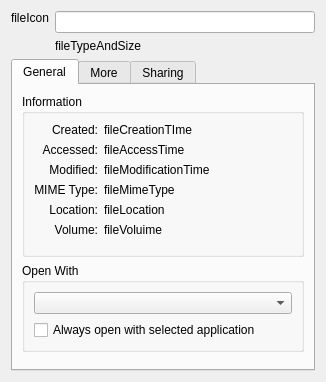
The window that src/infodialog.ui (hawaii-desktop/swordfish) describes before a commit, drawn with Qt 5.
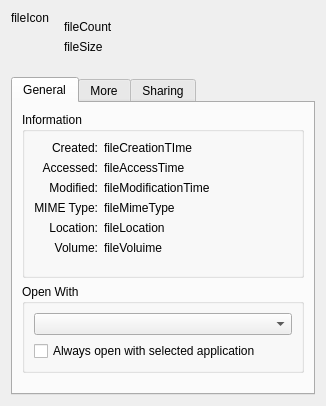
The same window after the commit. The open tabs and pages were chosen to show the change.

Commit message:
Add stacked widget for single file or multiple files mode
When the information dialog is requested for a single file it will be
possible to change the name, when information for multiple files is
requested read-only information are shown.

The edit to the form file:
```diff
--- a/src/infodialog.ui
+++ b/src/infodialog.ui
@@ -7,7 +7,7 @@
     <x>0</x>
     <y>0</y>
     <width>326</width>
-    <height>382</height>
+    <height>406</height>
    </rect>
   </property>
   <property name="windowTitle">
@@ -29,16 +29,77 @@
      <item>
       <layout class="QVBoxLayout" name="verticalLayout">
        <item>
-        <widget class="QLineEdit" name="fileName"/>
-       </item>
-       <item>
-        <widget class="QLabel" name="fileTypeAndSize">
-         <property name="text">
-          <string>fileTypeAndSize</string>
+        <widget class="QStackedWidget" name="fileSummary">
+         <property name="currentIndex">
+          <number>0</number>
          </property>
-         <property name="textInteractionFlags">
-          <set>Qt::LinksAccessibleByMouse|Qt::TextSelectableByKeyboard|Qt::TextSelectableByMouse</set>
-         </property>
+         <widget class="QWidget" name="page">
+          <layout class="QVBoxLayout" name="verticalLayout_6">
+           <item>
+            <widget class="QLineEdit" name="fileName"/>
+           </item>
+           <item>
+            <widget class="QLabel" name="fileTypeAndSize">
+             <property name="text">
+              <string notr="true">fileTypeAndSize</string>
+             </property>
+             <property name="textInteractionFlags">
+              <set>Qt::LinksAccessibleByMouse|Qt::TextSelectableByKeyboard|Qt::TextSelectableByMouse</set>
+             </property>
+            </widget>
+           </item>
+           <item>
+            <spacer name="verticalSpacer_4">
+             <property name="orientation">
+              <enum>Qt::Vertical</enum>
+             </property>
+             <property name="sizeHint" stdset="0">
+              <size>
+               <width>20</width>
+               <height>40</height>
+              </size>
+             </property>
+            </spacer>
+           </item>
+          </layout>
+         </widget>
+         <widget class="QWidget" name="page_2">
+          <layout class="QVBoxLayout" name="verticalLayout_7">
+           <item>
+            <widget class="QLabel" name="fileCount">
+             <property name="text">
+              <string notr="true">fileCount</string>
+             </property>
+             <property name="textInteractionFlags">
+              <set>Qt::LinksAccessibleByMouse|Qt::TextSelectableByKeyboard|Qt::TextSelectableByMouse</set>
+             </property>
+            </widget>
+           </item>
+           <item>
+            <widget class="QLabel" name="fileSize">
+             <property name="text">
+              <string notr="true">fileSize</string>
+             </property>
+             <property name="textInteractionFlags">
+              <set>Qt::LinksAccessibleByMouse|Qt::TextSelectableByKeyboard|Qt::TextSelectableByMouse</set>
+             </property>
+            </widget>
+           </item>
+           <item>
+            <spacer name="verticalSpacer_5">
+             <property name="orientation">
+              <enum>Qt::Vertical</enum>
+             </property>
+             <property name="sizeHint" stdset="0">
+              <size>
+               <width>20</width>
+               <height>40</height>
+              </size>
+             </property>
+            </spacer>
+           </item>
+          </layout>
+         </widget>
         </widget>
        </item>
       </layout>
```
Left out of the diff: 12 changed lines with no effect on the pictures.
